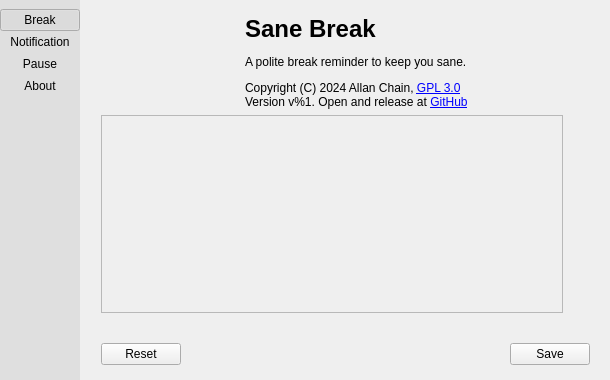
Old version of the form src/pref-window.ui in the repository AllanChain/sane-break.
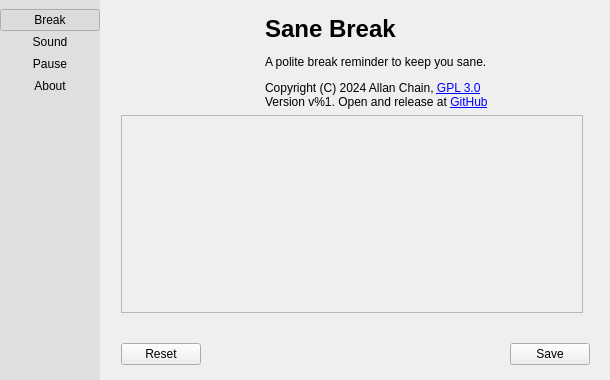
New version of the form. The open tabs and pages were chosen to show the change. Icons and pictures are not drawn. Custom widgets are drawn as their Qt base class.

Commit message: improve tab switch appearance

What changed in the file:
```diff
--- a/src/pref-window.ui
+++ b/src/pref-window.ui
@@ -28,6 +28,12 @@
    </property>
    <item>
     <widget class="QWidget" name="sideBar" native="true">
+     <property name="minimumSize">
+      <size>
+       <width>100</width>
+       <height>0</height>
+      </size>
+     </property>
      <property name="styleSheet">
       <string notr="true">QWidget#sideBar {
   background-color: rgba(100, 100, 100, 30);
@@ -71,7 +77,7 @@
       <item>
        <widget class="QPushButton" name="tabNotificationButton">
         <property name="text">
-         <string>Notification</string>
+         <string>Sound</string>
         </property>
         <property name="checkable">
          <bool>true</bool>
@@ -778,8 +784,8 @@
              <rect>
               <x>0</x>
               <y>0</y>
-              <width>456</width>
-              <height>154</height>
+              <width>66</width>
+              <height>41</height>
              </rect>
             </property>
             <property name="sizePolicy">
```
Left out of the diff: 21 changed lines with no effect on the pictures. The commit also changes 1 other file.
